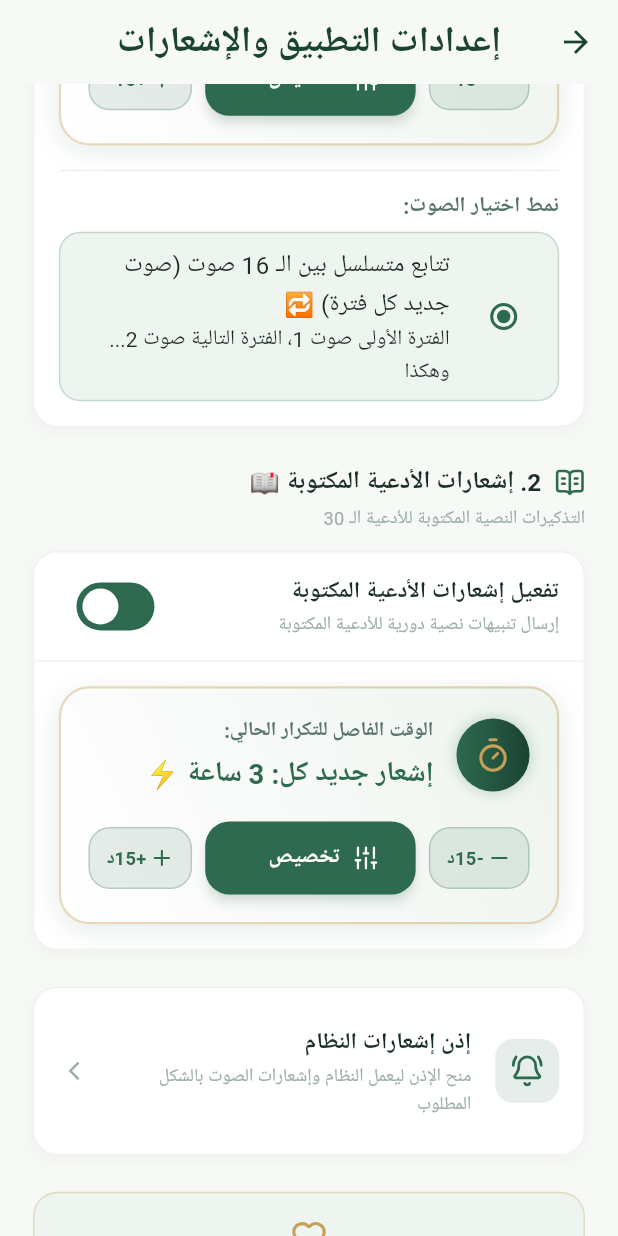
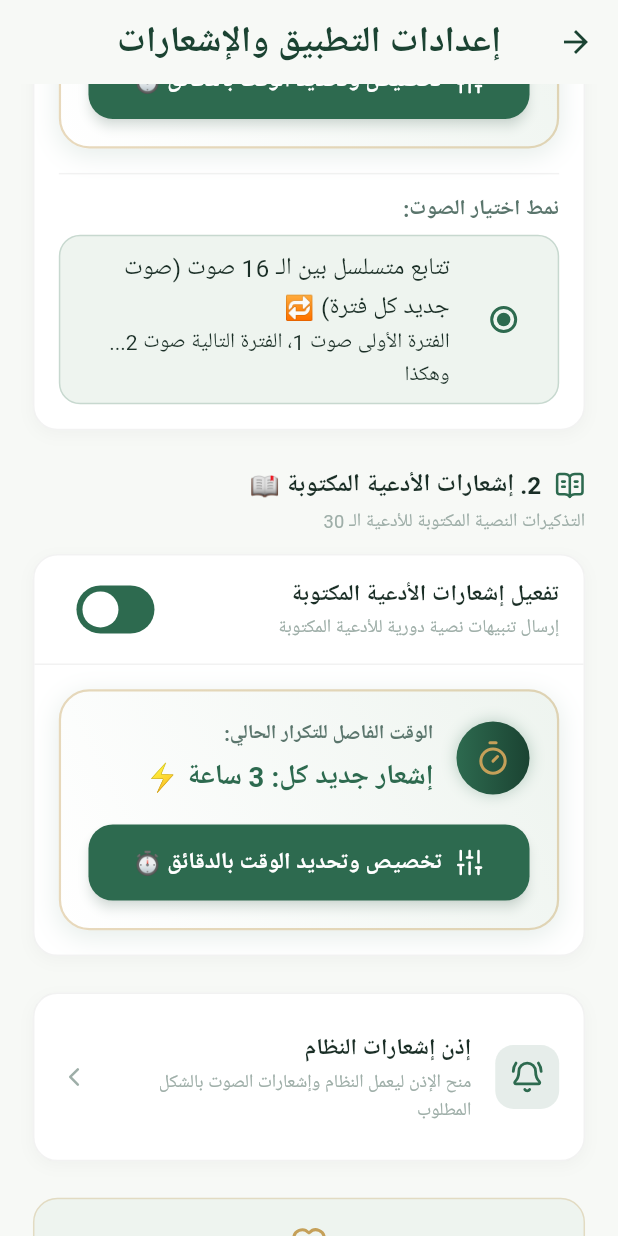
Before and after one commit to MohamedRefky/athkar_alarms, a Flutter app: the SettingsScreen screen opened directly, scrolled down 576 dp, on a phone screen of 412 x 824 dp. Run offline on Flutter 3.47's test engine with Material 3 defaults, Android fonts, the phone set to English and light mode, and no system bars; our stand-ins replace audioplayers, equatable, flutter_bloc, flutter_local_notifications, flutter_screenutil, get_it and 4 more; accounts and stored records are empty; Roboto replaces fonts that are missing (Zain).

Commit message:
feat: implement settings management with dedicated model, cubit, and preference service

```diff
--- a/lib/cubits/settings_cubit.dart
+++ b/lib/cubits/settings_cubit.dart
@@ -30,7 +30,10 @@ class SettingsCubit extends Cubit<SettingsState> {
   }
 
   void updateTextCustomInterval(int minutes) async {
-    final updated = state.settings.copyWith(textCustomIntervalMinutes: minutes);
+    final updated = state.settings.copyWith(
+      textCustomIntervalMinutes: minutes,
+      textFrequency: NotificationFrequency.custom,
+    );
     await _saveAndReschedule(updated);
   }
 
@@ -54,7 +57,10 @@ class SettingsCubit extends Cubit<SettingsState> {
   }
 
   void updateAudioCustomInterval(int minutes) async {
-    final updated = state.settings.copyWith(audioCustomIntervalMinutes: minutes);
+    final updated = state.settings.copyWith(
+      audioCustomIntervalMinutes: minutes,
+      audioFrequency: NotificationFrequency.custom,
+    );
     await _saveAndReschedule(updated);
   }
 
--- a/lib/models/settings_model.dart
+++ b/lib/models/settings_model.dart
@@ -84,12 +84,12 @@ class SettingsModel extends Equatable {
   const SettingsModel({
     this.motherName = 'صباح عجمي أحمد محمد ريان',
     this.isTextNotificationsEnabled = true,
-    this.textFrequency = NotificationFrequency.every3Hours,
+    this.textFrequency = NotificationFrequency.custom,
     this.textCustomIntervalMinutes = 180,
     this.textDailyHour = 9,
     this.textDailyMinute = 0,
     this.isAudioNotificationsEnabled = true,
-    this.audioFrequency = NotificationFrequency.every1Hour,
+    this.audioFrequency = NotificationFrequency.custom,
     this.audioCustomIntervalMinutes = 60,
     this.audioDailyHour = 17,
     this.audioDailyMinute = 0,
@@ -141,14 +141,14 @@ class SettingsModel extends Equatable {
   }
 
   int getEffectiveTextIntervalMinutes() {
-    if (textFrequency == NotificationFrequency.custom) {
+    if (audioFrequency == NotificationFrequency.custom || textCustomIntervalMinutes > 0) {
       return textCustomIntervalMinutes > 0 ? textCustomIntervalMinutes : 60;
     }
     return textFrequency.intervalMinutes;
   }
 
   int getEffectiveAudioIntervalMinutes() {
-    if (audioFrequency == NotificationFrequency.custom) {
+    if (audioFrequency == NotificationFrequency.custom || audioCustomIntervalMinutes > 0) {
       return audioCustomIntervalMinutes > 0 ? audioCustomIntervalMinutes : 60;
     }
     return audioFrequency.intervalMinutes;
--- a/lib/screens/settings_screen.dart
+++ b/lib/screens/settings_screen.dart
@@ -453,6 +453,9 @@ class _SettingsScreenState extends State<SettingsScreen> {
                                       color: AppColors.primary.withValues(alpha: 0.2),
                                     ),
                                   ),
+                                  child: Material(
+                                    color: Colors.transparent,
+                                    borderRadius: BorderRadius.circular(14.r),
                                     child: RadioListTile<int>(
                                       value: 0,
                                       activeColor: AppColors.primary,
@@ -468,6 +471,7 @@ class _SettingsScreenState extends State<SettingsScreen> {
                                               .updateSelectedAudioIndex(val);
                                         }
                                       },
+                                    ),
                                   ),
                                 ),
                               ],
@@ -704,31 +708,10 @@ class _SettingsScreenState extends State<SettingsScreen> {
 
           SizedBox(height: 18.h),
 
-          // Stepper +/- Controls & Direct Action Button
-          Row(
-            children: [
-              // Decrement Button (-15 mins)
-              _buildStepperButton(
-                icon: LucideIcons.minus,
-                label: '-15د',
-                onTap: () {
-                  final newMins = (intervalMins - 15).clamp(1, 1440);
-                  if (isAudio) {
-                    context.read<SettingsCubit>().updateAudioCustomInterval(newMins);
-                    context.read<SettingsCubit>().updateAudioFrequency(NotificationFrequency.custom);
-                  } else {
-                    context.read<SettingsCubit>().updateTextCustomInterval(newMins);
-                    context.read<SettingsCubit>().updateTextFrequency(NotificationFrequency.custom);
-                  }
-                },
-              ),
-
-              SizedBox(width: 8.w),
-
-              // Main Custom Time Action Button
-              Expanded(
-                child: SizedBox(
-                  height: 48.h,
+          // Single Primary Action Button
+          SizedBox(
+            width: double.infinity,
+            height: 50.h,
             child: ElevatedButton.icon(
               style: ElevatedButton.styleFrom(
                 backgroundColor: AppColors.primary,
@@ -738,11 +721,11 @@ class _SettingsScreenState extends State<SettingsScreen> {
                 elevation: 3,
                 shadowColor: AppColors.primary.withValues(alpha: 0.3),
               ),
-                    icon: Icon(LucideIcons.sliders, color: Colors.white, size: 18.r),
+              icon: Icon(LucideIcons.sliders, color: Colors.white, size: 20.r),
               label: Text(
-                      'تخصيص وقت مخصص ⚙️',
+                'تخصيص وتحديد الوقت بالدقائق ⏱️',
                 style: TextStyle(
-                        fontSize: 14.sp,
+                  fontSize: 15.sp,
                   fontWeight: FontWeight.bold,
                   color: Colors.white,
                 ),
@@ -752,63 +735,7 @@ class _SettingsScreenState extends State<SettingsScreen> {
               },
             ),
           ),
-              ),
-
-              SizedBox(width: 8.w),
-
-              // Increment Button (+15 mins)
-              _buildStepperButton(
-                icon: LucideIcons.plus,
-                label: '+15د',
-                onTap: () {
-                  final newMins = (intervalMins + 15).clamp(1, 1440);
-                  if (isAudio) {
-                    context.read<SettingsCubit>().updateAudioCustomInterval(newMins);
-                    context.read<SettingsCubit>().updateAudioFrequency(NotificationFrequency.custom);
-                  } else {
-                    context.read<SettingsCubit>().updateTextCustomInterval(newMins);
-                    context.read<SettingsCubit>().updateTextFrequency(NotificationFrequency.custom);
-                  }
-                },
-              ),
         ],
-          ),
-        ],
-      ),
-    );
-  }
-
-  Widget _buildStepperButton({
-    required IconData icon,
-    required String label,
-    required VoidCallback onTap,
-  }) {
-    return InkWell(
-      onTap: onTap,
-      borderRadius: BorderRadius.circular(14.r),
-      child: Container(
-        padding: EdgeInsets.symmetric(horizontal: 10.w, vertical: 10.h),
-        decoration: BoxDecoration(
-          color: AppColors.primary.withValues(alpha: 0.12),
-          borderRadius: BorderRadius.circular(14.r),
-          border: Border.all(
-            color: AppColors.primary.withValues(alpha: 0.25),
-          ),
-        ),
-        child: Row(
-          children: [
-            Icon(icon, size: 16.r, color: AppColors.primary),
-            SizedBox(width: 2.w),
-            Text(
-              label,
-              style: TextStyle(
-                fontSize: 12.sp,
-                fontWeight: FontWeight.bold,
-                color: AppColors.primary,
-              ),
-            ),
-          ],
-        ),
       ),
     );
   }
--- a/lib/services/preferences_service.dart
+++ b/lib/services/preferences_service.dart
@@ -34,7 +34,7 @@ class PreferencesService {
     // Text settings
     final isTextEnabled = _prefs.getBool(keyIsTextEnabled) ?? true;
     final textFreqIdx =
-        _prefs.getInt(keyTextFrequencyIndex) ?? NotificationFrequency.every3Hours.index;
+        _prefs.getInt(keyTextFrequencyIndex) ?? NotificationFrequency.custom.index;
     final textCustomInterval = _prefs.getInt(keyTextCustomInterval) ?? 180;
     final textDailyHour = _prefs.getInt(keyTextDailyHour) ?? 9;
     final textDailyMinute = _prefs.getInt(keyTextDailyMinute) ?? 0;
@@ -42,8 +42,8 @@ class PreferencesService {
     // Audio settings
     final isAudioEnabled = _prefs.getBool(keyIsAudioEnabled) ?? true;
     final audioFreqIdx =
-        _prefs.getInt(keyAudioFrequencyIndex) ?? NotificationFrequency.every6Hours.index;
-    final audioCustomInterval = _prefs.getInt(keyAudioCustomInterval) ?? 360;
+        _prefs.getInt(keyAudioFrequencyIndex) ?? NotificationFrequency.custom.index;
+    final audioCustomInterval = _prefs.getInt(keyAudioCustomInterval) ?? 60;
     final audioDailyHour = _prefs.getInt(keyAudioDailyHour) ?? 17;
     final audioDailyMinute = _prefs.getInt(keyAudioDailyMinute) ?? 0;
     final selectedAudioIndex = _prefs.getInt(keySelectedAudioIndex) ?? 0;
@@ -61,12 +61,12 @@ class PreferencesService {
     final safeTextFreqIdx =
         (textFreqIdx >= 0 && textFreqIdx < NotificationFrequency.values.length)
             ? textFreqIdx
-            : NotificationFrequency.every3Hours.index;
+            : NotificationFrequency.custom.index;
 
     final safeAudioFreqIdx =
         (audioFreqIdx >= 0 && audioFreqIdx < NotificationFrequency.values.length)
             ? audioFreqIdx
-            : NotificationFrequency.every6Hours.index;
+            : NotificationFrequency.custom.index;
 
     return SettingsModel(
       motherName: motherName,
```
Lines whose indentation alone changed are shown as unchanged.
